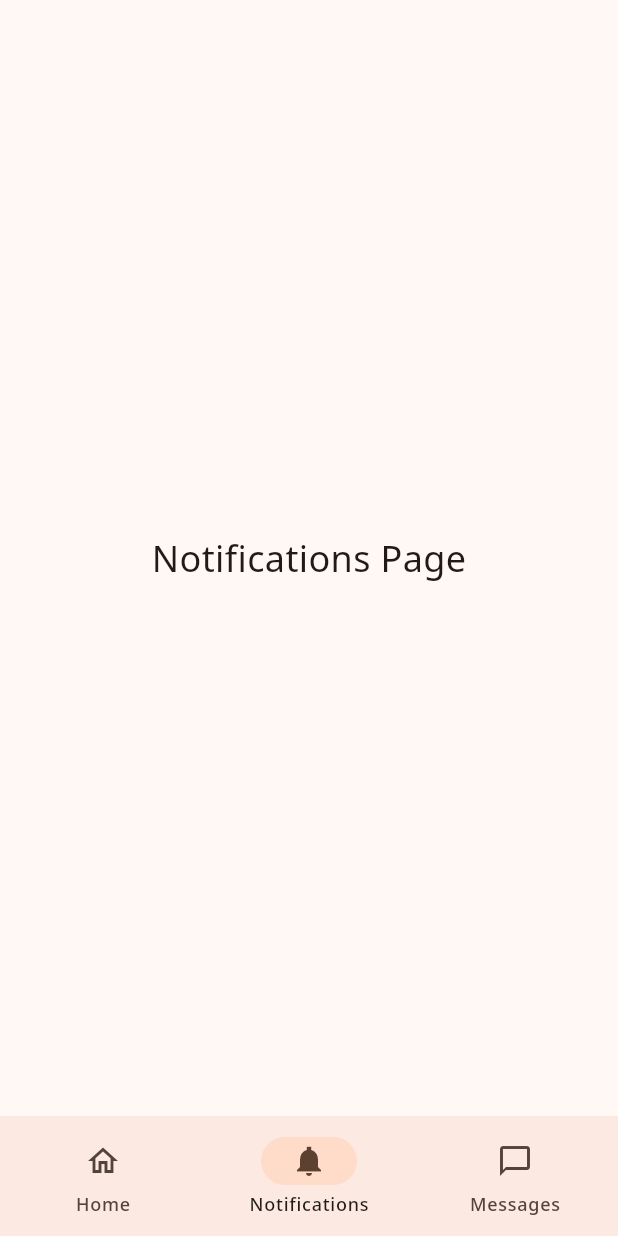
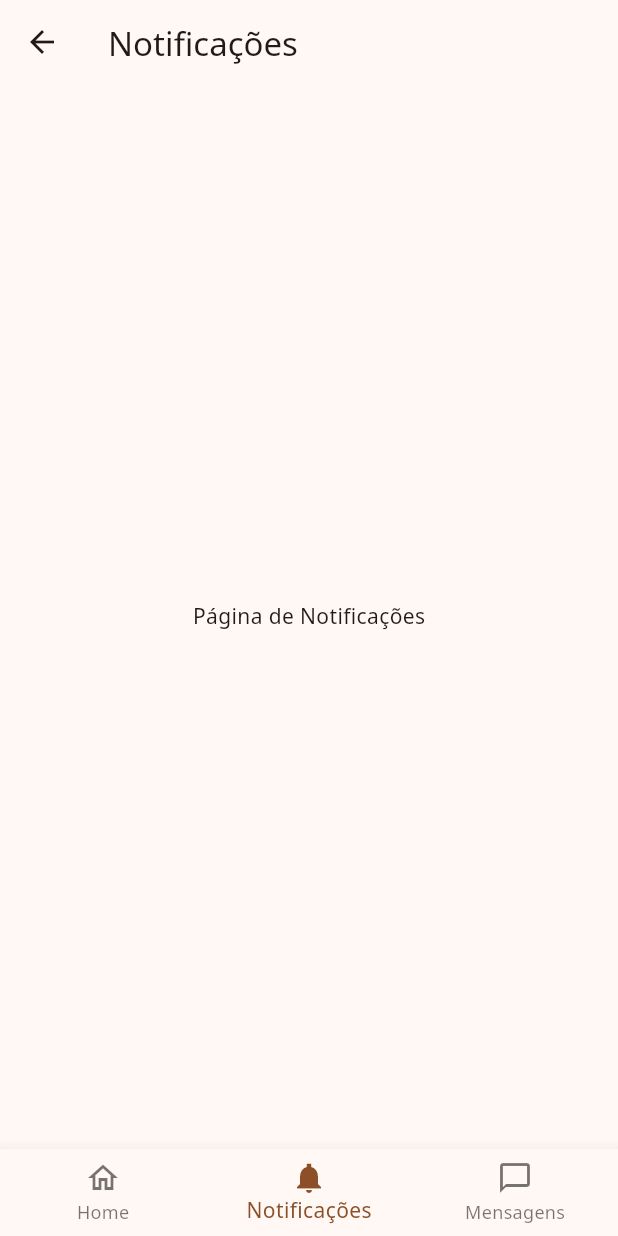
Before and after one commit to andreyrv18/CafePraJa, a Flutter app: the NavigationBottomBar screen opened directly, item 2 of the bottom bar chosen, on a phone screen of 412 x 824 dp. Run offline on Flutter 3.47's test engine with Material 3 defaults, Android fonts, the phone set to English and light mode, and no system bars; our stand-ins replace google_fonts.

Commit message:
refactor: atualiza a estrutura do NavigationBottomBar para usar Scaffold e BottomNavigationBar

```diff
--- a/lib/widgets/navigation_bottom_bar.dart
+++ b/lib/widgets/navigation_bottom_bar.dart
@@ -1,4 +1,5 @@
 import 'package:cafe_pra_ja/screens/home.dart';
+import 'package:cafe_pra_ja/widgets/app_bar_widget.dart';
 import 'package:flutter/material.dart';
 
 class NavigationBottomBar extends StatefulWidget {
@@ -12,65 +13,46 @@ class _NavigationBottomBarState extends State<NavigationBottomBar> {
   int currentPageIndex = 0;
 
   final List<Widget> pages = [
-    MyHomePage(title: "Home"),
-    Center(child: Text("Notifications Page", style: TextStyle(fontSize: 24))),
-    Center(child: Text("Messages Page", style: TextStyle(fontSize: 24))),
+    Scaffold(appBar: AppBarWidget(), body: MyHomePage(title: "Home")),
+    Scaffold(
+      appBar: AppBar(title: const Text("Notificações")),
+      body: const Center(child: Text("Página de Notificações")),
+    ),
+    Scaffold(
+      appBar: AppBar(title: const Text("Mensagens")),
+      body: const Center(child: Text("Página de Mensagens")),
+    ),
   ];
 
   @override
   Widget build(BuildContext context) {
-    final ThemeData theme = Theme.of(context);
-    return Column(
-      mainAxisSize: MainAxisSize.min,
-      children: [
-        Expanded(
-          child: pages[currentPageIndex], // Exibe a página correspondente
-        ),
-        NavigationBar(
-          onDestinationSelected: (int index) {
+    return Scaffold(
+      body: pages[currentPageIndex],
+      bottomNavigationBar: BottomNavigationBar(
+        currentIndex: currentPageIndex,
+        onTap: (int index) {
           setState(() {
-              currentPageIndex = index; // Atualiza o índice da página
+            currentPageIndex = index;
           });
         },
-          indicatorColor: theme.colorScheme.secondaryContainer,
-          selectedIndex: currentPageIndex,
-          destinations: <Widget>[
-            NavigationDestination(
-              selectedIcon: Icon(
-                Icons.home_sharp,
-                color: theme.colorScheme.onSecondaryContainer,
-              ),
-              icon: Icon(
-                Icons.home_outlined,
-                color: theme.colorScheme.onSurfaceVariant,
-              ),
+        items: const [
+          BottomNavigationBarItem(
+            icon: Icon(Icons.home_outlined),
+            activeIcon: Icon(Icons.home_sharp),
             label: "Home",
           ),
-            NavigationDestination(
-              selectedIcon: Icon(
-                Icons.notifications_sharp,
-                color: theme.colorScheme.onSecondaryContainer,
+          BottomNavigationBarItem(
+            icon: Icon(Icons.notifications_outlined),
+            activeIcon: Icon(Icons.notifications_sharp),
+            label: "Notificações",
           ),
-              icon: Icon(
-                Icons.notifications_outlined,
-                color: theme.colorScheme.onSurfaceVariant,
-              ),
-              label: "Notifications",
-            ),
-            NavigationDestination(
-              selectedIcon: Icon(
-                Icons.messenger_sharp,
-                color: theme.colorScheme.onSecondaryContainer,
-              ),
-              icon: Icon(
-                Icons.messenger_outline,
-                color: theme.colorScheme.onSurfaceVariant,
-              ),
-              label: "Messages",
+          BottomNavigationBarItem(
+            icon: Icon(Icons.messenger_outline),
+            activeIcon: Icon(Icons.messenger_sharp),
+            label: "Mensagens",
           ),
         ],
       ),
-      ],
     );
   }
 }
```
Lines whose indentation alone changed are shown as unchanged.
